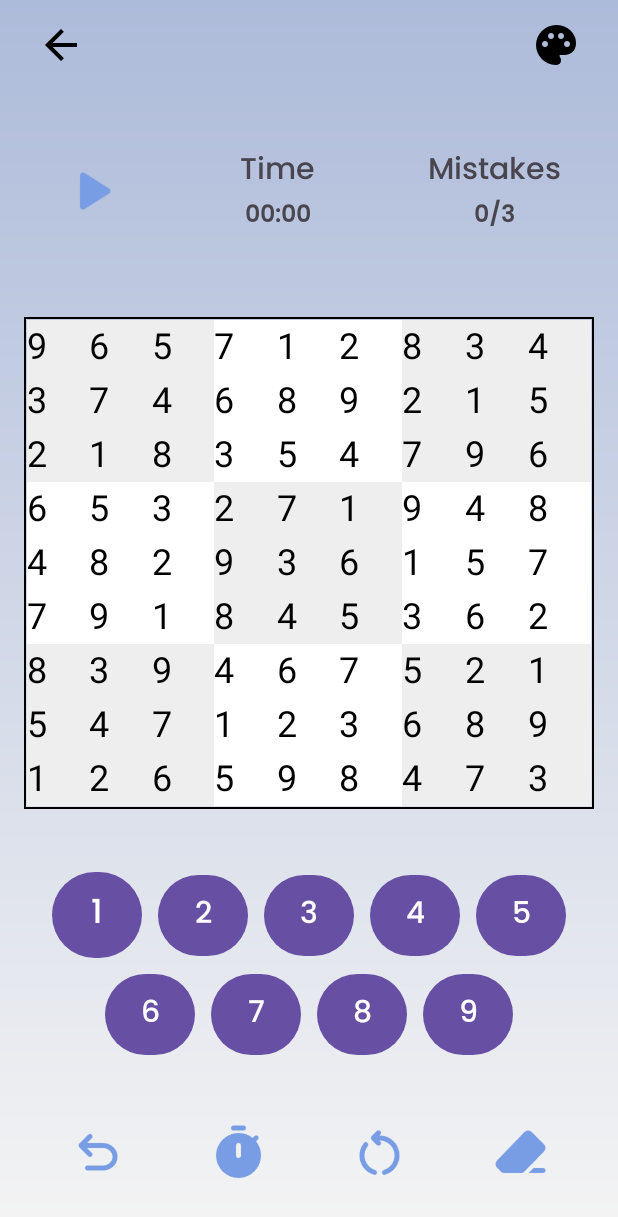
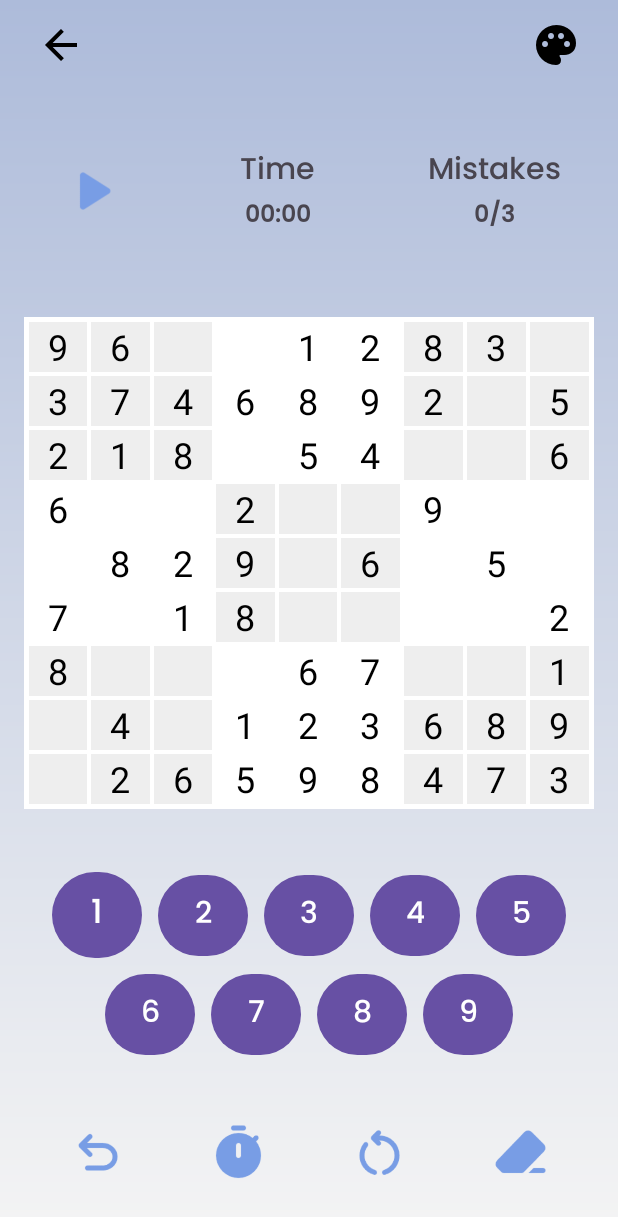
Before and after one commit to brijesh1802/Sudoku-Master, an Android app: the screen it shows after launch (MainActivity), on a phone screen of 412 x 824 dp. Shown: the top 1217 px of the screen. Run offline under Robolectric (Android 15) with nearby library versions, the phone set to English and light mode, and no system bars.

Commit message:
Commit-2

```diff
--- a/app/src/main/java/com/example/sudokumaster/MainActivity.java
+++ b/app/src/main/java/com/example/sudokumaster/MainActivity.java
@@ -1,19 +1,95 @@
 package com.example.sudokumaster;
 
-import android.graphics.Typeface;
+import static com.example.sudokumaster.SudokuGenerator.generateSudoku;
+import static com.example.sudokumaster.SudokuGenerator.setupNumberButtons;
+
+import android.graphics.Color;
 import android.os.Bundle;
+import android.util.Log;
+import android.view.View;
+import android.widget.Button;
 import android.widget.GridLayout;
+import android.widget.TextView;
+import android.widget.Toast;
 
 import androidx.appcompat.app.AppCompatActivity;
 
+import com.google.android.material.button.MaterialButton;
+
 public class MainActivity extends AppCompatActivity {
 
-    GridLayout sudokuBoard;
+    private TextView selectedCell; // This will hold the currently selected cell
+    private TextView mistakeCounterTextView; // TextView for displaying mistakes
+    private int mistakes = 0; // Count of mistakes made
+    private static final int MAX_MISTAKES = 3; // Maximum allowed mistakes
+
     @Override
     protected void onCreate(Bundle savedInstanceState) {
         super.onCreate(savedInstanceState);
         setContentView(R.layout.activity_main);
-        sudokuBoard = findViewById(R.id.sudokuBoard);
-        SudokuGenerator.generateSudoku(sudokuBoard);
+
+        GridLayout sudokuBoard = findViewById(R.id.sudokuBoard);
+        mistakeCounterTextView = findViewById(R.id.mistakecounter); // Initialize mistake counter TextView
+
+        // Generate the Sudoku puzzle
+        generateSudoku(sudokuBoard, this);
+
+        // Number buttons 1-9
+        MaterialButton[] numberButtons = new MaterialButton[9];
+        for (int i = 0; i < numberButtons.length; i++) {
+            int resId = getResources().getIdentifier("num" + (i + 1), "id", getPackageName());
+            numberButtons[i] = findViewById(resId);
+        }
+
+        // Set up number button click logic
+        for (int i = 0; i < numberButtons.length; i++) {
+            final int number = i + 1;
+            numberButtons[i].setOnClickListener(v -> {
+                Log.d("Sudoku", "Number button clicked: " + number); // Log button clicks
+                setNumberInSelectedCell(number);
+            });
+        }
+
+
+        setupNumberButtons(sudokuBoard, numberButtons);
+    }
+
+    // Method to set the number in the selected cell
+    private void setNumberInSelectedCell(int number) {
+        if (selectedCell != null) {
+            int correctValue = (int) selectedCell.getTag(); // Get the correct value from the tag
+            Log.d("Sudoku", "Entered number: " + number + ", Correct value: " + correctValue); // Log values
+
+            if (number != correctValue) {
+                mistakes++; // Increment mistakes if the number is incorrect
+                updateMistakeCounter(); // Update the displayed mistake counter
+                Log.d("Sudoku", "Mistakes incremented: " + mistakes); // Log the incremented mistakes
+            }
+
+            selectedCell.setText(String.valueOf(number)); // Set the number in the selected cell
+            selectedCell.setBackgroundColor(Color.TRANSPARENT); // Remove highlight after setting the number
+            selectedCell = null; // Deselect the cell
+        }
+    }
+
+
+    // Method to update the mistake counter display
+    private void updateMistakeCounter() {
+        mistakeCounterTextView.setText(mistakes + "/" + MAX_MISTAKES); // Update the display
+        if (mistakes >= MAX_MISTAKES) {
+            Toast.makeText(this, "Game Over! You've made too many mistakes.", Toast.LENGTH_SHORT).show();
+            disableNumberButtons();
+        }
+    }
+
+    // Method to disable number buttons
+    private void disableNumberButtons() {
+        GridLayout sudokuBoard = findViewById(R.id.sudokuBoard);
+        for (int i = 0; i < sudokuBoard.getChildCount(); i++) {
+            View child = sudokuBoard.getChildAt(i);
+            if (child instanceof MaterialButton) {
+                child.setEnabled(false); // Disable the number buttons
+            }
+        }
     }
 }
--- a/app/src/main/java/com/example/sudokumaster/SudokuGenerator.java
+++ b/app/src/main/java/com/example/sudokumaster/SudokuGenerator.java
@@ -3,6 +3,8 @@ package com.example.sudokumaster;
 import android.content.Context;
 import android.graphics.Color;
 import android.graphics.Typeface;
+import android.view.Gravity;
+import android.widget.Button;
 import android.widget.GridLayout;
 import android.widget.TextView;
 
@@ -16,38 +18,92 @@ public class SudokuGenerator {
 
     private static final int GRID_SIZE = 9;
 
-    public static void generateSudoku(GridLayout sudokuBoard) {
+
+    private static TextView selectedCell = null;
+
+
+    public static void generateSudoku(GridLayout sudokuBoard, Context context) {
         int[][] grid = new int[GRID_SIZE][GRID_SIZE];
         fillValues(grid);
+
+        removeNumbers(grid);
 
         // Clear existing views in the GridLayout
         sudokuBoard.removeAllViews();
 
         for (int i = 0; i < GRID_SIZE; i++) {
             for (int j = 0; j < GRID_SIZE; j++) {
-                TextView textView = new TextView(sudokuBoard.getContext());
-                textView.setText(grid[i][j] == 0 ? "" : String.valueOf(grid[i][j])); // Display 0 as empty
+                TextView textView = new TextView(context);
+                textView.setText(grid[i][j] == 0 ? "" : String.valueOf(grid[i][j]));
 
+                // Set cell appearance
+                textView.setTextColor(Color.BLACK);
+                textView.setTextSize(24);
+                textView.setGravity(Gravity.CENTER);
 
-                // THEN, set the alternate background color for 3x3 matrices
+                // Set background for 3x3 matrix alternating color
                 int gridRow = i / 3;
                 int gridCol = j / 3;
                 if ((gridRow + gridCol) % 2 == 0) {
-                    textView.setBackgroundColor(Color.parseColor("#EEEEEE")); // Light gray
+                    textView.setBackgroundColor(Color.parseColor("#EEEEEE"));
                 } else {
-                    textView.setBackgroundColor(Color.parseColor("#FFFFFF")); // White
+                    textView.setBackgroundColor(Color.parseColor("#FFFFFF"));
                 }
 
-                textView.setTextColor(Color.BLACK);
-                textView.setTextSize(24);
+                // Set LayoutParams to position the TextView in the grid
+                GridLayout.LayoutParams params = new GridLayout.LayoutParams();
+                params.rowSpec = GridLayout.spec(i, 1f);
+                params.columnSpec = GridLayout.spec(j, 1f);
+                params.width = 0;
+                params.height = 0;
+                params.setMargins(2, 2, 2, 2);
+                textView.setLayoutParams(params);
 
-                GridLayout.LayoutParams params = new GridLayout.LayoutParams();
-                params.rowSpec = GridLayout.spec(i, 1f); // Distribute rows evenly
-                params.columnSpec = GridLayout.spec(j, 1f); // Distribute columns evenly
+                textView.setTag(grid[i][j]);
+
+                // Make the cell clickable
+                textView.setOnClickListener(v -> {
+                    if (selectedCell != null) {
+                        selectedCell.setBackgroundColor(Color.TRANSPARENT); // Reset the background of the previously selected cell
+                    }
+                    selectedCell = textView;
+                    textView.setBackgroundColor(Color.YELLOW); // Highlight selected cell
+                });
+
                 sudokuBoard.addView(textView, params);
             }
         }
     }
+
+
+    // New method to remove some numbers from the filled grid
+    private static void removeNumbers(int[][] grid) {
+        int count = 30; // Adjust this to set how many numbers you want to remove
+        while (count > 0) {
+            int row = (int) (Math.random() * GRID_SIZE);
+            int col = (int) (Math.random() * GRID_SIZE);
+            if (grid[row][col] != 0) {
+                grid[row][col] = 0; // Set the value to 0 to make it empty
+                count--;
+            }
+        }
+    }
+
+    public static void setupNumberButtons(GridLayout sudokuBoard, Button[] numberButtons) {
+        for (int i = 0; i < numberButtons.length; i++) {
+            int number = i + 1; // Buttons are 1 to 9
+
+            numberButtons[i].setOnClickListener(v -> {
+                if (selectedCell != null) {
+                    selectedCell.setText(String.valueOf(number));
+                    selectedCell.setBackgroundColor(Color.TRANSPARENT); // Remove highlight after number is set
+                    selectedCell = null; // Clear the selected cell
+                }
+            });
+        }
+    }
+
+
 
     private static boolean fillValues(int[][] grid) {
         for (int row = 0; row < GRID_SIZE; row++) {
@@ -66,15 +122,15 @@ public class SudokuGenerator {
                             if (fillValues(grid)) {
                                 return true;
                             } else {
-                                grid[row][col] = 0; // Backtrack
+                                grid[row][col] = 0;
                             }
                         }
                     }
-                    return false; // Trigger backtracking
+                    return false;
                 }
             }
         }
-        return true; // Puzzle solved
+        return true;
     }
 
     private static boolean isSafe(int[][] grid, int row, int col, int num) {
--- a/app/src/main/res/layout/activity_main.xml
+++ b/app/src/main/res/layout/activity_main.xml
@@ -99,6 +99,7 @@
                 android:textSize="20sp" />
 
             <TextView
+                android:id="@+id/mistakecounter"
                 android:layout_width="wrap_content"
                 android:layout_height="wrap_content"
                 android:layout_gravity="center"
@@ -127,7 +128,7 @@
             android:layout_margin="16dp"
             android:alignmentMode="alignMargins"
             android:layout_gravity="center"
-            android:background="@drawable/cell_background"
+            android:background="@android:color/white"
             android:padding="2dp"
             android:columnCount="9"
             android:rowCount="9">
@@ -153,6 +154,7 @@
             android:layout_height="wrap_content">
 
             <com.google.android.material.button.MaterialButton
+                android:id="@+id/num1"
                 android:layout_width="60dp"
                 android:layout_height="wrap_content"
                 android:layout_margin="5dp"
@@ -163,6 +165,7 @@
                 android:textSize="22sp" />
 
             <com.google.android.material.button.MaterialButton
+                android:id="@+id/num2"
                 android:layout_width="60dp"
                 android:layout_height="wrap_content"
                 android:layout_margin="5dp"
@@ -173,6 +176,7 @@
                 android:background="@drawable/rounded_button"/>
 
             <com.google.android.material.button.MaterialButton
+                android:id="@+id/num3"
                 android:layout_width="60dp"
                 android:layout_height="wrap_content"
                 android:layout_margin="5dp"
@@ -183,6 +187,7 @@
                 android:background="@drawable/rounded_button"/>
 
             <com.google.android.material.button.MaterialButton
+                android:id="@+id/num4"
                 android:layout_width="60dp"
                 android:layout_height="wrap_content"
                 android:layout_margin="5dp"
@@ -193,6 +198,7 @@
                 android:background="@drawable/rounded_button"/>
 
             <com.google.android.material.button.MaterialButton
+                android:id="@+id/num5"
                 android:layout_width="60dp"
                 android:layout_height="wrap_content"
                 android:layout_margin="5dp"
@@ -208,6 +214,7 @@
             android:layout_height="wrap_content">
 
             <com.google.android.material.button.MaterialButton
+                android:id="@+id/num6"
                 android:layout_width="60dp"
                 android:layout_height="wrap_content"
                 android:layout_margin="5dp"
@@ -218,6 +225,7 @@
                 android:background="@drawable/rounded_button"/>
 
             <com.google.android.material.button.MaterialButton
+                android:id="@+id/num7"
                 android:layout_width="60dp"
                 android:layout_height="wrap_content"
                 android:layout_margin="5dp"
@@ -228,6 +236,7 @@
                 android:background="@drawable/rounded_button"/>
 
             <com.google.android.material.button.MaterialButton
+                android:id="@+id/num8"
                 android:layout_width="60dp"
                 android:layout_height="wrap_content"
                 android:layout_margin="5dp"
@@ -238,6 +247,7 @@
                 android:background="@drawable/rounded_button"/>
 
             <com.google.android.material.button.MaterialButton
+                android:id="@+id/num9"
                 android:layout_width="60dp"
                 android:layout_height="wrap_content"
                 android:layout_margin="5dp"
```
